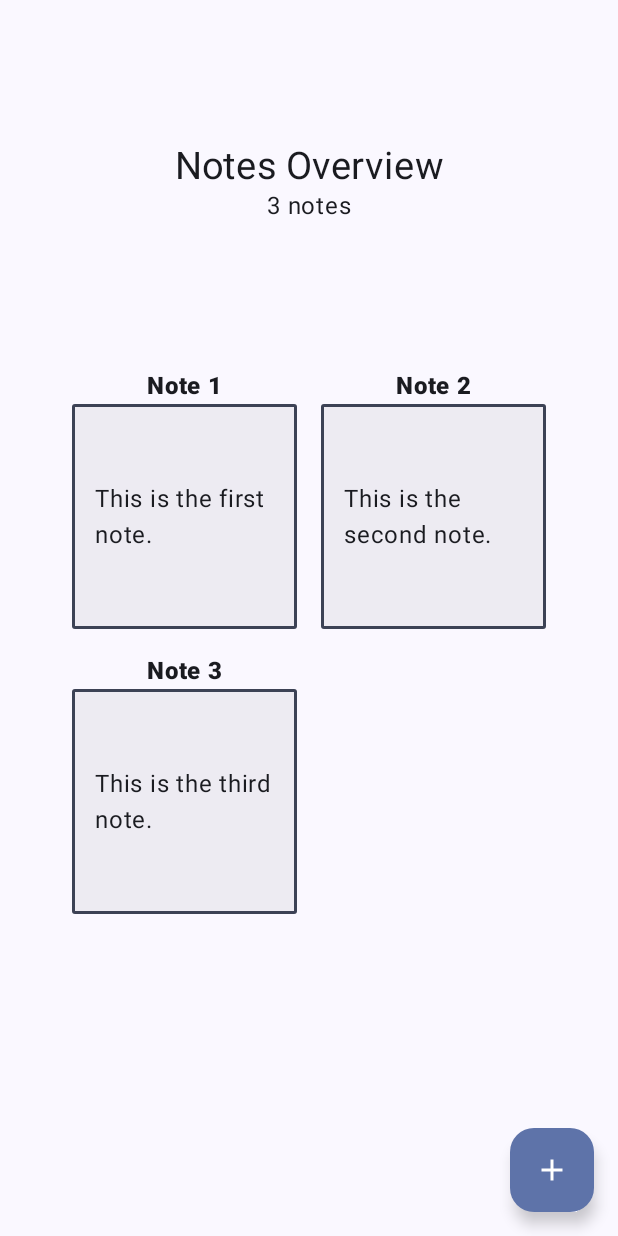
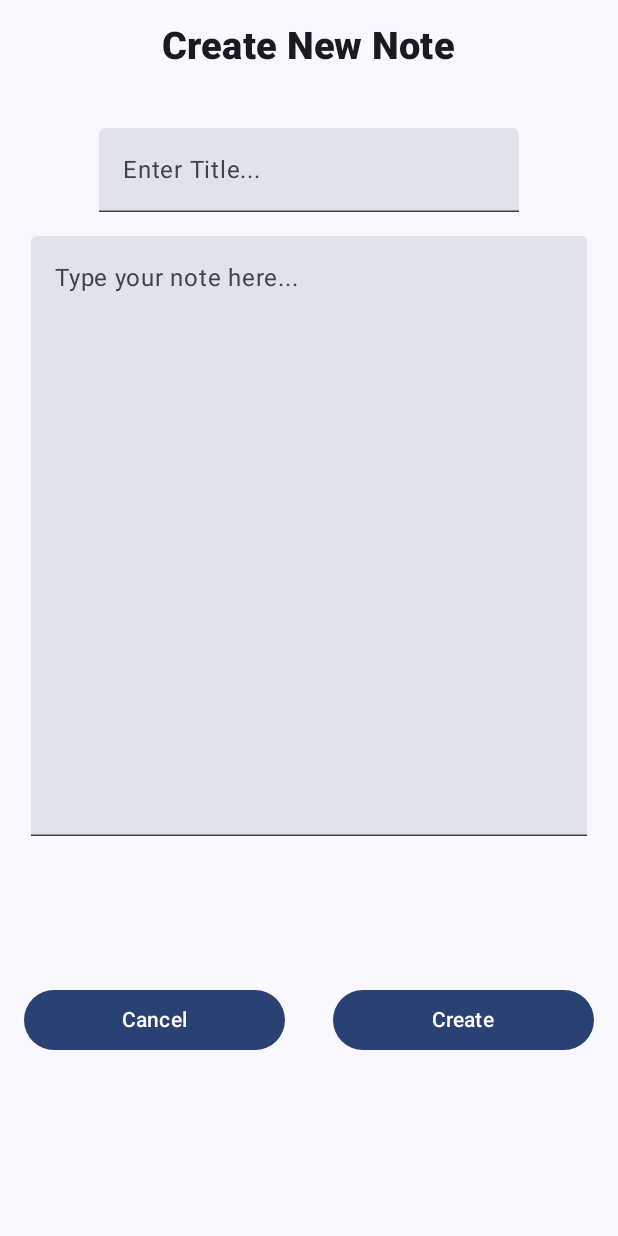
Before and after one commit to saucysooy/NoteTakingApp, an Android app built with Jetpack Compose: the screen it shows after launch (MainActivity), after a tap on "Floating action button.", on a phone screen of 412 x 824 dp. Run offline under Robolectric (Android 15) with nearby library versions, the phone set to English and light mode, and no system bars.

Commit message:
feat: Add new note to list
This commit provides the user the functionality to add new notes to the list through viewmodel

Additional changes:
- Added navigation to the create screen for the floating action button
- Added navigation back once user cancels or creates a new note to the overview screen

Refactor:
- Change how addNote handles adding a new note and note id by passing new string values instead of a whole note, allowing us to handle id of notes in one place

```diff
--- a/app/src/main/java/com/example/noteapp/MainActivity.kt
+++ b/app/src/main/java/com/example/noteapp/MainActivity.kt
@@ -32,9 +32,9 @@ class MainActivity : ComponentActivity() {
 
         setContent {
             // Sample data
-            notesViewmodel.addNote(Note("Note 1", "This is the first note.", 1))
-            notesViewmodel.addNote(Note("Note 2", "This is the second note.", 2))
-            notesViewmodel.addNote(Note("Note 3", "This is the third note.", 3))
+            notesViewmodel.addNote("Note 1", "This is the first note.")
+            notesViewmodel.addNote("Note 2", "This is the second note.")
+            notesViewmodel.addNote("Note 3", "This is the third note.")
             NoteAppTheme {
                 val navController = rememberNavController()
                 // Setting up start screen with navigation
@@ -42,9 +42,14 @@ class MainActivity : ComponentActivity() {
                     composable(
                         route = "overview"
                     ) {
-                        NoteOverview(notesViewmodel , navToDetail = { noteId -> // Takes an Int parameter and passes it to the lambda to then define the unique route
+                        NoteOverview(notesViewmodel ,
+                            navToDetail = { noteId -> // Takes an Int parameter and passes it to the lambda to then define the unique route
                             navController.navigate("details/$noteId")
-                        })
+                        },
+                            navToCreate = {
+                                navController.navigate("create")
+                            }
+                        )
                     }
                     // Setting up detail screen for unique routes with navigation
                     composable (
@@ -64,6 +69,12 @@ class MainActivity : ComponentActivity() {
                         EditScreen(noteId, notesViewmodel, navToDetail = {
                             navController.popBackStack()
                         })
+                    }
+
+                    composable(
+                        route = "create"
+                    ) {
+                        NewNoteScreen(notesViewmodel, navToOverview = { navController.popBackStack() })
                     }
                 }
             }
@@ -149,7 +160,7 @@ fun PairOfButtonsPreview() {
 @Composable
 fun CreateScreenPreview() {
     NoteAppTheme {
-        NewNoteScreen()
+        NewNoteScreen(notesViewModel = NotesViewModel(), navToOverview = {})
     }
 }
 
@@ -166,7 +177,7 @@ fun CreateScreenPreview() {
 fun NoteOverviewPreview() {
     NoteAppTheme {
         Surface {
-            NoteOverview(NotesViewModel(), navToDetail = {})
+            NoteOverview(NotesViewModel(), navToDetail = {}, navToCreate = {})
         }
     }
 }
--- a/app/src/main/java/com/example/noteapp/NoteCreate.kt
+++ b/app/src/main/java/com/example/noteapp/NoteCreate.kt
@@ -11,6 +11,8 @@ import androidx.compose.material3.Surface
 import androidx.compose.material3.Text
 import androidx.compose.material3.TextField
 import androidx.compose.runtime.Composable
+import androidx.compose.runtime.mutableStateOf
+import androidx.compose.runtime.remember
 import androidx.compose.ui.Alignment
 import androidx.compose.ui.Modifier
 import androidx.compose.ui.text.font.FontWeight
@@ -18,7 +20,9 @@ import androidx.compose.ui.unit.dp
 import androidx.compose.ui.unit.sp
 
 @Composable
-fun NewNoteScreen(modifier: Modifier = Modifier){
+fun NewNoteScreen(notesViewModel: NotesViewModel, navToOverview: () -> Unit,modifier: Modifier = Modifier){
+    var noteTitle = remember { mutableStateOf("") }
+    var noteBody = remember { mutableStateOf("") }
     Surface(modifier = Modifier.fillMaxSize(),) {
         Column (horizontalAlignment = Alignment.CenterHorizontally){
             Spacer(modifier = Modifier.height(16.dp))
@@ -29,8 +33,8 @@ fun NewNoteScreen(modifier: Modifier = Modifier){
 
             TextField(
                 singleLine = true,
-                value = "",
-                onValueChange = {},
+                value = noteTitle.value,
+                onValueChange = {noteTitle.value = it},
                 placeholder = { Text(text = "Enter Title...") }
             )
 
@@ -41,12 +45,18 @@ fun NewNoteScreen(modifier: Modifier = Modifier){
                     .fillMaxHeight(0.6f)
                     .fillMaxWidth(0.9f),
                 singleLine = false,
-                value = "",
-                onValueChange = {},
+                value = noteBody.value,
+                onValueChange = {noteBody.value = it},
                 placeholder = { Text(text = "Type your note here...") }
             )
             Box (modifier = Modifier.fillMaxHeight(0.55f), contentAlignment = Alignment.BottomCenter) {
-                PairOfButtons({},{} ,"Cancel", "Create")
+                PairOfButtons({navToOverview()},
+                    {
+                        notesViewModel.addNote(noteTitle.value, noteBody.value)
+                        navToOverview()
+                    } ,
+                    "Cancel",
+                    "Create")
             }
         }
     }
--- a/app/src/main/java/com/example/noteapp/NoteOverview.kt
+++ b/app/src/main/java/com/example/noteapp/NoteOverview.kt
@@ -63,7 +63,7 @@ fun NoteOverviewContent(notesViewModel: NotesViewModel, navToDetail: (Int) -> Un
 /* ====================================== */
 
 @Composable
-fun NoteOverview(notesViewModel: NotesViewModel, navToDetail: (Int) -> Unit ,modifier: Modifier = Modifier) {
+fun NoteOverview(notesViewModel: NotesViewModel, navToDetail: (Int) -> Unit, navToCreate: () -> Unit ,modifier: Modifier = Modifier) {
     Surface() {
         Column(
             horizontalAlignment = Alignment.CenterHorizontally,
@@ -77,7 +77,7 @@ fun NoteOverview(notesViewModel: NotesViewModel, navToDetail: (Int) -> Unit ,mod
             Box(modifier = Modifier.weight(2f)) {
                 NoteOverviewContent(notesViewModel, navToDetail)
             }
-            CreateButton(onClick = {})
+            CreateButton(onClick = {navToCreate()})
         }
     }
 
--- a/app/src/main/java/com/example/noteapp/NotesViewModel.kt
+++ b/app/src/main/java/com/example/noteapp/NotesViewModel.kt
@@ -6,8 +6,17 @@ import androidx.lifecycle.ViewModel
 class NotesViewModel : ViewModel() {
     val notes = mutableStateListOf<Note>()
 
-    fun addNote(note: Note) {
+    // Simple counter to assign unique IDs to notes since we are not dealing with databases
+    private var noteIdCounter = 1
+
+    fun addNote(noteTitle: String, noteBody: String) {
+        val note = Note(
+            noteTitle = noteTitle,
+            noteBody = noteBody,
+            noteId = noteIdCounter
+        )
         notes.add(note)
+        noteIdCounter++
     }
 
     fun getNote(noteId: Int): Note? {
```
